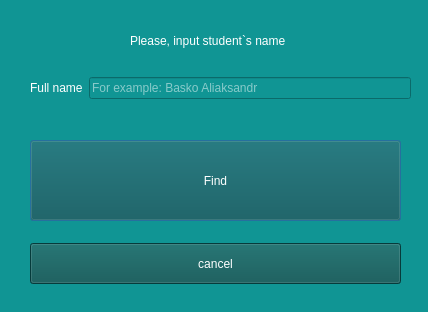
Before: the Qt Designer form QTcreator/Diary/check_student.ui in albaSANDROS/DIPLOMA-PROJECT.-Multi-user-client-server-application-e-journal, drawn with Qt 5.
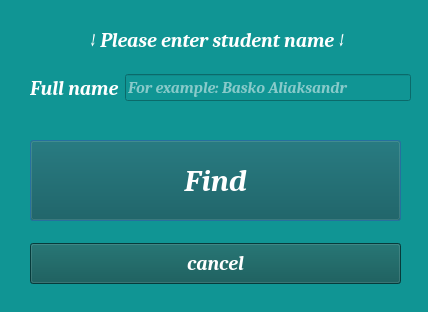
After: the same form once the commit is applied.

Patch:
```diff
--- a/QTcreator/Diary/check_student.ui
+++ b/QTcreator/Diary/check_student.ui
@@ -29,6 +29,17 @@
      <height>81</height>
     </rect>
    </property>
+   <property name="font">
+    <font>
+     <family>Cambria</family>
+     <pointsize>23</pointsize>
+     <italic>true</italic>
+     <bold>true</bold>
+    </font>
+   </property>
+   <property name="cursor">
+    <cursorShape>OpenHandCursor</cursorShape>
+   </property>
    <property name="styleSheet">
     <string notr="true">background-color: rgb(29, 35, 35);
 background-color: rgb(9, 83, 82);
@@ -47,6 +58,17 @@
      <height>41</height>
     </rect>
    </property>
+   <property name="font">
+    <font>
+     <family>Cambria</family>
+     <pointsize>15</pointsize>
+     <italic>true</italic>
+     <bold>true</bold>
+    </font>
+   </property>
+   <property name="cursor">
+    <cursorShape>OpenHandCursor</cursorShape>
+   </property>
    <property name="styleSheet">
     <string notr="true">background-color: rgb(29, 35, 35);
 background-color: rgb(9, 83, 82);
@@ -59,17 +81,25 @@
   <widget class="QLabel" name="label">
    <property name="geometry">
     <rect>
-     <x>130</x>
+     <x>90</x>
      <y>20</y>
-     <width>181</width>
+     <width>261</width>
      <height>41</height>
     </rect>
    </property>
+   <property name="font">
+    <font>
+     <family>Cambria</family>
+     <pointsize>15</pointsize>
+     <italic>true</italic>
+     <bold>true</bold>
+    </font>
+   </property>
    <property name="styleSheet">
     <string notr="true">color: rgb(255, 255, 255);</string>
    </property>
    <property name="text">
-    <string>Please, input student`s name</string>
+    <string>↓ Please enter student name ↓</string>
    </property>
   </widget>
   <widget class="QWidget" name="layoutWidget">
@@ -81,9 +111,24 @@
      <height>36</height>
     </rect>
    </property>
+   <property name="font">
+    <font>
+     <family>Cambria</family>
+     <italic>true</italic>
+     <bold>true</bold>
+    </font>
+   </property>
    <layout class="QHBoxLayout" name="horizontalLayout">
     <item>
      <widget class="QLabel" name="label_2">
+      <property name="font">
+       <font>
+        <family>Cambria</family>
+        <pointsize>15</pointsize>
+        <italic>true</italic>
+        <bold>true</bold>
+       </font>
+      </property>
       <property name="styleSheet">
        <string notr="true">color: rgb(255, 255, 255);</string>
       </property>
@@ -94,6 +139,14 @@
     </item>
     <item>
      <widget class="QLineEdit" name="student_full_name">
+      <property name="font">
+       <font>
+        <family>Cambria</family>
+        <pointsize>12</pointsize>
+        <italic>true</italic>
+        <bold>true</bold>
+       </font>
+      </property>
       <property name="styleSheet">
        <string notr="true">color: rgb(255, 255, 255);</string>
       </property>
```
